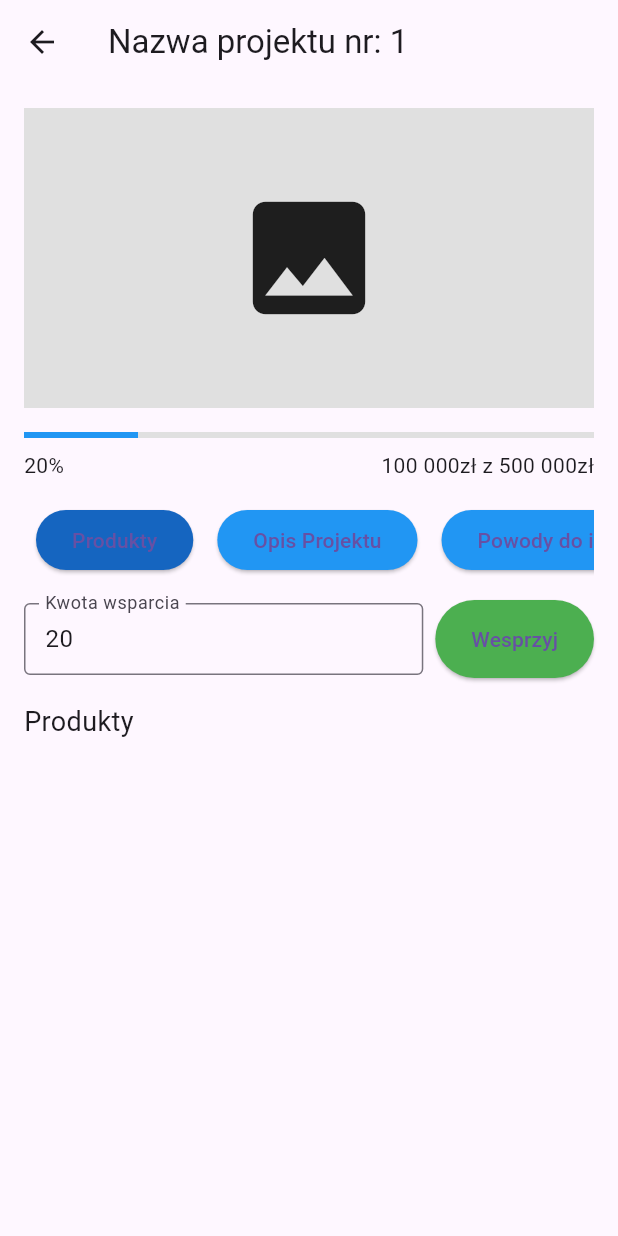
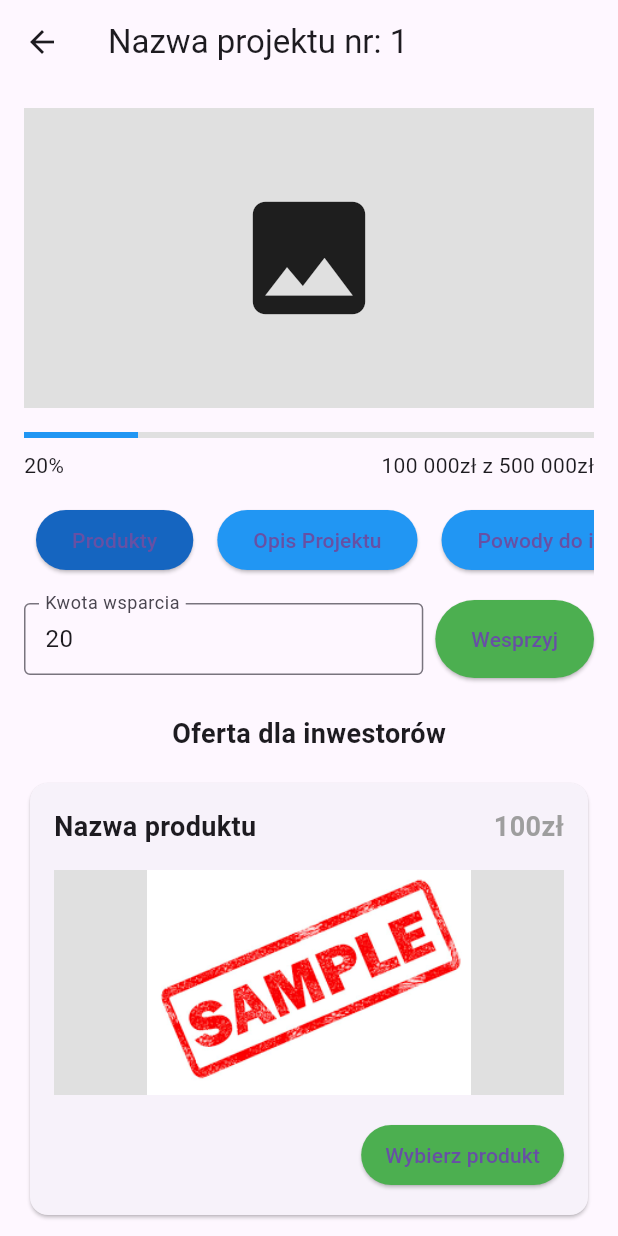
Before and after one commit to LukaszHolowacz/platforma-croud-foundingowa, a Flutter app: the screen it shows after launch, after a tap on "Skrótowa nazwa projektu", on a phone screen of 412 x 824 dp. Run offline on Flutter 3.47's test engine with Material 3 defaults, Android fonts, the phone set to English and light mode, and no system bars.

Commit message:
Chuj 123

```diff
--- /dev/null
+++ b/mobile_application/lib/components/project_components/product_card_with_image.dart
@@ -0,0 +1,91 @@
+import 'package:flutter/material.dart';
+
+class ProductCardWithImage extends StatefulWidget {
+  final String title;
+  final String price;
+  final String imageUrl;
+  final String description;
+
+  ProductCardWithImage({
+    required this.title,
+    required this.price,
+    required this.imageUrl,
+    required this.description,
+  });
+
+  @override
+  _ProductCardWithImageState createState() => _ProductCardWithImageState();
+}
+
+class _ProductCardWithImageState extends State<ProductCardWithImage> {
+  bool showImage = true;
+
+  @override
+  Widget build(BuildContext context) {
+    return GestureDetector(
+      onHorizontalDragEnd: (details) {
+        setState(() {
+          showImage = !showImage;
+        });
+      },
+      child: Container(
+        width: MediaQuery.of(context).size.width - 32,
+        child: Card(
+          child: Padding(
+            padding: const EdgeInsets.all(16.0),
+            child: Column(
+              crossAxisAlignment: CrossAxisAlignment.start,
+              children: [
+                Row(
+                  mainAxisAlignment: MainAxisAlignment.spaceBetween,
+                  children: [
+                    Text(
+                      widget.title,
+                      style: const TextStyle(
+                          fontWeight: FontWeight.bold, fontSize: 18),
+                    ),
+                    Text(
+                      widget.price,
+                      style: const TextStyle(
+                        fontWeight: FontWeight.bold,
+                        fontSize: 18,
+                        color: Colors.grey,
+                      ),
+                    ),
+                  ],
+                ),
+                SizedBox(height: 16),
+                showImage
+                    ? Container(
+                        height: 150,
+                        color: Colors.grey[300],
+                        child: Center(
+                          child: widget.imageUrl.isNotEmpty
+                              ? Image.asset(widget.imageUrl)
+                              : const Icon(Icons.image, size: 50),
+                        ),
+                      )
+                    : Text(widget.description),
+                const SizedBox(height: 16),
+                Align(
+                  alignment: Alignment.bottomRight,
+                  child: ElevatedButton(
+                    onPressed: () {
+                      // Akcja przycisku
+                    },
+                    child: Text('Wybierz produkt'),
+                    style: ElevatedButton.styleFrom(
+                      primary: Colors.green,
+                      padding:
+                          EdgeInsets.symmetric(horizontal: 16.0, vertical: 8.0),
+                    ),
+                  ),
+                ),
+              ],
+            ),
+          ),
+        ),
+      ),
+    );
+  }
+}
--- /dev/null
+++ b/mobile_application/lib/components/project_components/product_card_without_image.dart
@@ -0,0 +1,65 @@
+import 'package:flutter/material.dart';
+
+class ProductCardWithoutImage extends StatelessWidget {
+  final String title;
+  final String price;
+  final String description;
+
+  ProductCardWithoutImage({
+    required this.title,
+    required this.price,
+    required this.description,
+  });
+
+  @override
+  Widget build(BuildContext context) {
+    return Container(
+      width: MediaQuery.of(context).size.width - 32,
+      child: Card(
+        child: Padding(
+          padding: const EdgeInsets.all(16.0),
+          child: Column(
+            crossAxisAlignment: CrossAxisAlignment.start,
+            children: [
+              Row(
+                mainAxisAlignment: MainAxisAlignment.spaceBetween,
+                children: [
+                  Text(
+                    title,
+                    style: const TextStyle(
+                        fontWeight: FontWeight.bold, fontSize: 18),
+                  ),
+                  Text(
+                    price,
+                    style: const TextStyle(
+                      fontWeight: FontWeight.bold,
+                      fontSize: 18,
+                      color: Colors.grey,
+                    ),
+                  ),
+                ],
+              ),
+              const SizedBox(height: 16),
+              Text(description),
+              const SizedBox(height: 16),
+              Align(
+                alignment: Alignment.bottomRight,
+                child: ElevatedButton(
+                  onPressed: () {
+                    // Akcja przycisku
+                  },
+                  child: Text('Wybierz produkt'),
+                  style: ElevatedButton.styleFrom(
+                    primary: Colors.green,
+                    padding:
+                        EdgeInsets.symmetric(horizontal: 16.0, vertical: 8.0),
+                  ),
+                ),
+              ),
+            ],
+          ),
+        ),
+      ),
+    );
+  }
+}
--- a/mobile_application/lib/pages/project_page.dart
+++ b/mobile_application/lib/pages/project_page.dart
@@ -1,4 +1,6 @@
 import 'package:flutter/material.dart';
+import '../components/project_components/product_card_with_image.dart';
+import '../components/project_components/product_card_without_image.dart';
 
 class ProjectPage extends StatefulWidget {
   final int projectNumber;
@@ -33,6 +35,7 @@ class _ProjectPageState extends State<ProjectPage> {
             children: [
               Container(
                 height: 200,
+                width: MediaQuery.of(context).size.width - 32,
                 color: Colors.grey[300],
                 child: const Center(child: Icon(Icons.image, size: 100)),
               ),
@@ -96,11 +99,39 @@ class _ProjectPageState extends State<ProjectPage> {
                   ),
                 ],
               ),
-              const SizedBox(height: 16),
-              Text(
-                selectedSection,
-                style: const TextStyle(fontSize: 18),
-              ),
+              const SizedBox(height: 24),
+              if (selectedSection == 'Produkty') ...[
+                const Center(
+                  child: Text(
+                    'Oferta dla inwestorów',
+                    style: TextStyle(fontSize: 18, fontWeight: FontWeight.bold),
+                  ),
+                ),
+                const SizedBox(height: 16),
+                ProductCardWithImage(
+                  title: 'Nazwa produktu',
+                  price: '100zł',
+                  imageUrl: 'lib/assets/images/sample.png',
+                  description: 'Opis pierdolonego produktu ze zdjęciem',
+                ),
+                const SizedBox(height: 16),
+                ProductCardWithoutImage(
+                  title: 'Nazwa produktu',
+                  price: '100zł',
+                  description:
+                      'Opis pierdolonego produktu dla ulanych kurew co nawet zdjęcia',
+                ),
+              ] else ...[
+                Center(
+                  child: Text(
+                    selectedSection,
+                    style: const TextStyle(
+                        fontSize: 18, fontWeight: FontWeight.bold),
+                  ),
+                ),
+                const SizedBox(height: 16),
+                Text('Treść dla sekcji: $selectedSection'),
+              ],
             ],
           ),
         ),
```
Also changed, not shown: mobile_application/pubspec.yaml (+5 -4 lines), mobile_application/lib/assets/images/sample.png (added).
